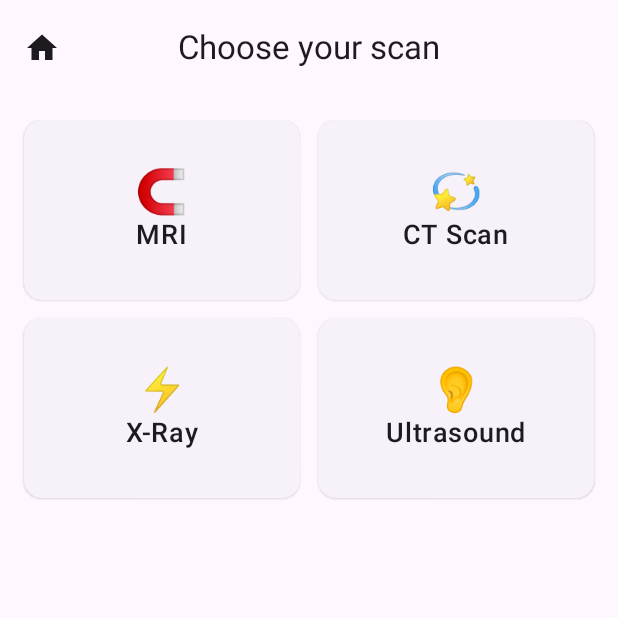
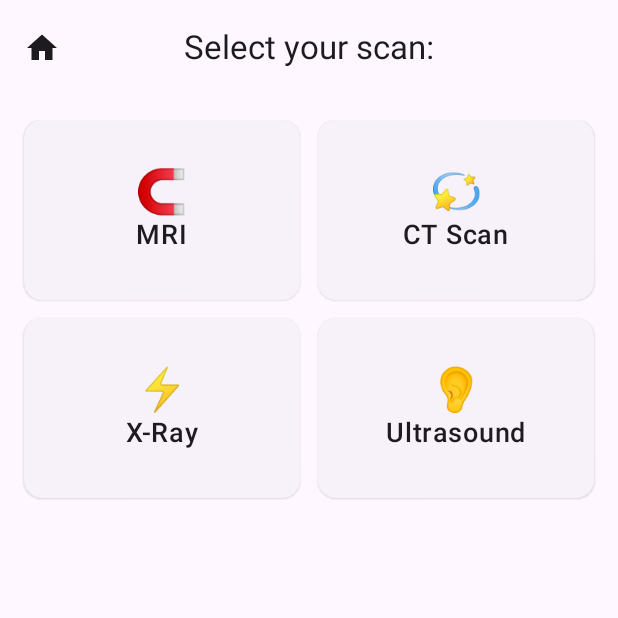
Before and after one commit to ChesapeakeCoder/ScanBuddyApp, an Android app built with Jetpack Compose: the screen it shows after launch (MainActivity), after a tap on "Let’s Begin!", on a phone screen of 412 x 824 dp, the top half of it. Run offline under Robolectric (Android 15) with nearby library versions, the phone set to English and light mode, and no system bars; libraries missing offline, so code that uses them is left out: coil.decode; 1 statement that could not run was skipped.

Commit message:
Added logo with transparent background, fixed some bugs

```diff
--- a/app/build.gradle.kts
+++ b/app/build.gradle.kts
@@ -45,6 +45,8 @@ dependencies {
     val composeBom=platform("androidx.compose:compose-bom:2024.10.01")
     implementation(composeBom)
     androidTestImplementation(composeBom)
+    implementation("io.coil-kt:coil-compose:2.6.0")
+    implementation("io.coil-kt:coil-gif:2.6.0")
     implementation(platform("androidx.compose:compose-bom:2024.10.01"))
     implementation("androidx.compose.material3:material3")
     implementation("androidx.compose.material:material-icons-extended")
--- a/app/src/main/java/com/example/scanbuddy/MainActivity.kt
+++ b/app/src/main/java/com/example/scanbuddy/MainActivity.kt
@@ -1,23 +1,17 @@
 // ScanBuddy: Helping Kids Prepare for Medical Imaging
 package com.example.scanbuddy
-import androidx.compose.material.icons.Icons
-import androidx.compose.material.icons.filled.Home
-import androidx.compose.material3.Icon
-import androidx.compose.material3.IconButton
-import androidx.navigation.compose.currentBackStackEntryAsState
-import androidx.compose.material3.CenterAlignedTopAppBar
-import androidx.compose.material3.Scaffold
-import androidx.compose.runtime.getValue
-import androidx.compose.material3.ExperimentalMaterial3Api
+
+import android.os.Build
+import android.os.Bundle
 import android.content.Context
 import android.hardware.Sensor
 import android.hardware.SensorEvent
 import android.hardware.SensorEventListener
 import android.hardware.SensorManager
 import android.media.MediaPlayer
-import android.os.Bundle
 import androidx.activity.ComponentActivity
 import androidx.activity.compose.setContent
+import androidx.annotation.DrawableRes
 import androidx.compose.animation.core.LinearEasing
 import androidx.compose.animation.core.animateFloatAsState
 import androidx.compose.animation.core.tween
@@ -27,27 +21,30 @@ import androidx.compose.foundation.layout.*
 import androidx.compose.foundation.lazy.grid.GridCells
 import androidx.compose.foundation.lazy.grid.LazyVerticalGrid
 import androidx.compose.foundation.lazy.grid.items
+import androidx.compose.material.icons.Icons
+import androidx.compose.material.icons.filled.Home
 import androidx.compose.material3.*
 import androidx.compose.runtime.*
 import androidx.compose.ui.Alignment
 import androidx.compose.ui.Modifier
+import androidx.compose.ui.graphics.Color
+import androidx.compose.ui.platform.LocalConfiguration
 import androidx.compose.ui.platform.LocalContext
 import androidx.compose.ui.res.painterResource
 import androidx.compose.ui.text.font.FontWeight
 import androidx.compose.ui.text.style.TextAlign
 import androidx.compose.ui.unit.dp
 import androidx.compose.ui.unit.sp
-import androidx.navigation.compose.NavHost
-import androidx.navigation.compose.composable
-import androidx.navigation.compose.rememberNavController
+import androidx.navigation.compose.*
+import coil.ImageLoader
+import coil.compose.AsyncImage
+import coil.decode.GifDecoder
+import coil.decode.ImageDecoderDecoder
+import coil.request.ImageRequest
+import kotlinx.coroutines.delay
 import kotlin.math.abs
 import kotlin.math.sqrt
-import kotlinx.coroutines.delay
-import androidx.annotation.DrawableRes
 
-// -----------------------------
-// Data
-// -----------------------------
 enum class ScanType(
     val title: String,
     val emoji: String,
@@ -62,40 +59,67 @@ enum class ScanType(
 
 val scanSlides: Map<ScanType, List<String>> = mapOf(
     ScanType.MRI to listOf(
-        "You’ll lie very still like a statue while pictures are taken.",
-        "The machine makes loud noises like BEEP and WHOOSH. That’s normal!",
-        "It doesn’t hurt. Your job is to stay still."
+        "An MRI uses a big magnet to take pictures inside your body. It makes loud sounds like BEEP or WHOOSH! You can tap the Play/Stop Sounds button to hear what it’s like.",
+        "You’ll lie very still on a bed while it moves into the tunnel. The machine takes pictures without touching you. Staying still helps the pictures turn out clear, just like in the Stay Still Challenge!",
+        "You’ve got this! The sounds might seem funny or loud, but they can’t hurt you. Close your eyes, think of something happy, and remember, your ScanBuddy is proud of you!"
     ),
     ScanType.CT to listOf(
-        "You’ll ride through a big donut-shaped machine.",
-        "It’s quick! You might hear soft whirring sounds.",
-        "Just like a photo, stay still."
+        "A CT scanner looks like a big donut! It takes pictures of the inside of your body using soft whirring sounds. Tap the Play/Stop Sounds button to hear what the machine might sound like.",
+        "You’ll lie on a small bed that slides through the donut. It’s super quick! The best way to help is to stay still, just like in the Stay Still Challenge.",
+        "Nice work! You’ll be in and out before you know it. Keep calm, stay still, and you’ll be helping your care team do their best work!"
     ),
     ScanType.XRAY to listOf(
-        "This is typically fast, just a quick picture of your bones.",
-        "You might be asked to stand up or lie down for the picture.",
-        "Hold still for as long as asked. Click!"
+        "An X-ray takes quick pictures of your bones using a special camera. It’s fast and pretty quiet, no loud noises! You can press the Play/Stop Sounds button to hear a soft camera click.",
+        "You might be asked to stand up, sit, or lie down while the picture is taken. Try not to wiggle, just like in the Stay Still Challenge. It only takes a moment!",
+        "X-rays are quick and safe. You are doing a great job being brave!"
     ),
     ScanType.ULTRASOUND to listOf(
-        "Gel on your skin helps the camera slide.",
-        "You might be able to see wavy pictures on screen!",
-        "It’s quiet and gentle. Just relax."
+        "An ultrasound uses sound waves to make pictures of the inside of your body. It’s quiet and gentle. You can press the Play/Stop Sounds button to hear a soft humming sound like the machine makes.",
+        "A slippery gel goes on your skin so the camera can glide around. You might see wavy shapes on the screen! Stay still, just like in the Stay Still Challenge, to help make clear pictures.",
+        "Ultrasounds don’t hurt, and the gel gets cleaned up quickly. You’ll do amazing, just relax and know ScanBuddy is cheering you on!"
     )
 )
 
-// -----------------------------
-// Activity
-// -----------------------------
 class MainActivity : ComponentActivity() {
     override fun onCreate(savedInstanceState: Bundle?) {
         super.onCreate(savedInstanceState)
         setContent { ScanBuddyApp() }
     }
 }
+@Composable
+fun WelcomeLogo(modifier: Modifier = Modifier) {
+    val context = LocalContext.current
+    val imageLoader = remember {
+        ImageLoader.Builder(context)
+            .components {
+                if (Build.VERSION.SDK_INT >= 28) {
+                    add(ImageDecoderDecoder.Factory())
+                } else {
+                    add(GifDecoder.Factory())
+                }
+            }
+            .build()
+    }
 
-// -----------------------------
-// App + Navigation
-// -----------------------------
+    val configuration = LocalConfiguration.current
+    val screenWidthDp = configuration.screenWidthDp
+    val logoWidth = (screenWidthDp * 0.75f).dp
+    val maxHeight = 340.dp
+
+    AsyncImage(
+        model = ImageRequest.Builder(context)
+            .data(R.drawable.scanbuddy_logo)
+            .allowHardware(false) // required for animated images
+            .build(),
+        imageLoader = imageLoader,
+        contentDescription = "Animated ScanBuddy Logo",
+        modifier = Modifier
+            .width(logoWidth)
+            .heightIn(max = maxHeight)
+            .then(modifier)
+    )
+}
+
 @OptIn(ExperimentalMaterial3Api::class)
 @Composable
 fun ScanBuddyApp() {
@@ -104,8 +128,8 @@ fun ScanBuddyApp() {
     val route = backStack?.destination?.route ?: "welcome"
 
     val title = when {
-        route == "welcome" -> "ScanBuddy"
-        route == "choose" -> "Choose your scan"
+        route == "welcome" -> "ScanBuddy" // not shown on welcome
+        route == "choose" -> "Select your scan:"
         route.startsWith("story/") -> "Scan Guide"
         route.startsWith("practice/") -> "Stay Still Challenge"
         route == "congrats" -> "Great job!"
@@ -114,11 +138,12 @@ fun ScanBuddyApp() {
 
     MaterialTheme(colorScheme = lightColorScheme()) {
         Scaffold(
+            // ❌ Hide the top app bar on the welcome screen
             topBar = {
-                CenterAlignedTopAppBar(
-                    title = { Text(title) },
-                    navigationIcon = {
-                        if (route != "welcome") {
+                if (route != "welcome") {
+                    CenterAlignedTopAppBar(
+                        title = { Text(title) },
+                        navigationIcon = {
                             IconButton(
                                 onClick = {
                                     nav.navigate("welcome") {
@@ -133,22 +158,18 @@ fun ScanBuddyApp() {
                                 )
                             }
                         }
-                    }
-                )
+                    )
+                }
             }
         ) { innerPadding ->
             Surface(Modifier.fillMaxSize().padding(innerPadding)) {
                 NavHost(navController = nav, startDestination = "welcome") {
-                    composable("welcome") {
-                        WelcomeScreen(onStart = { nav.navigate("choose") })
+                    composable("welcome") { WelcomeScreen(onStart = { nav.navigate("choose") }) }
+                    composable("choose") {
+                        ChooseScanScreen(onSelect = { type -> nav.navigate("story/${type.name}") })
                     }
-                    composable("choose") {
-                        ChooseScanScreen(onSelect = { type ->
-                            nav.navigate("story/${type.name}")
-                        })
-                    }
-                    composable("story/{type}") { backStack ->
-                        val typeArg = backStack.arguments?.getString("type") ?: "MRI"
+                    composable("story/{type}") { backStackEntry ->
+                        val typeArg = backStackEntry.arguments?.getString("type") ?: "MRI"
                         val type = runCatching { ScanType.valueOf(typeArg) }.getOrDefault(ScanType.MRI)
                         StoryScreen(
                             type = type,
@@ -156,55 +177,69 @@ fun ScanBuddyApp() {
                             onDone = { nav.navigate("congrats") }
                         )
                     }
-                    composable("practice/{type}") { backStack ->
-                        val typeArg = backStack.arguments?.getString("type") ?: "MRI"
+                    composable("practice/{type}") { backStackEntry ->
+                        val typeArg = backStackEntry.arguments?.getString("type") ?: "MRI"
                         val type = runCatching { ScanType.valueOf(typeArg) }.getOrDefault(ScanType.MRI)
                         StillnessPracticeScreen(
                             title = "Stay Still Challenge",
                             secondsGoal = 15,
                             hint = when (type) {
                                 ScanType.MRI -> "Be still like a statue in the tunnel!"
-                                ScanType.CT -> "Ride the donut like a statue!"
+                                ScanType.CT -> "Be still like a statue in the donut!"
                                 ScanType.XRAY -> "Freeze for a quick photo!"
                                 ScanType.ULTRASOUND -> "Relax and watch the wavy movie!"
                             },
                             onFinished = { nav.navigate("congrats") }
                         )
                     }
-                    composable("congrats") {
-                        CongratsScreen(onRestart = { nav.navigate("choose") })
-                    }
+                    composable("congrats") { CongratsScreen(onRestart = { nav.navigate("choose") }) }
                 }
             }
         }
     }
 }
 
-// -----------------------------
-// Screens
-// -----------------------------
 @Composable
 fun WelcomeScreen(onStart: () -> Unit) {
     Column(
         modifier = Modifier
             .fillMaxSize()
-            .padding(24.dp),
-        verticalArrangement = Arrangement.Center,
+            .padding(horizontal = 24.dp, vertical = 12.dp),
+        verticalArrangement = Arrangement.Top,
         horizontalAlignment = Alignment.CenterHorizontally
     ) {
-        // Optional mascot on welcome
-        Image(
-            painter = painterResource(R.drawable.scanbuddybear),
-            contentDescription = "ScanBuddy bear mascot",
+        Spacer(Modifier.height(8.dp))
+        WelcomeLogo(
             modifier = Modifier
-                .size(160.dp)
+                .fillMaxWidth()
+                .padding(top = 8.dp, bottom = 8.dp)
         )
-        Spacer(Modifier.height(12.dp))
-        Text("Hi! I’m ScanBuddy 👋", fontSize = 28.sp, fontWeight = FontWeight.Bold, textAlign = TextAlign.Center)
+
         Spacer(Modifier.height(8.dp))
-        Text("I’ll help you get ready for your scan.", fontSize = 18.sp, textAlign = TextAlign.Center)
-        Spacer(Modifier.height(24.dp))
+        Text(
+            "Hi, I’m Your ScanBuddy!",
+            fontSize = 28.sp,
+            fontWeight = FontWeight.Bold,
+            textAlign = TextAlign.Center
+        )
+        Spacer(Modifier.height(8.dp))
+        Text(
+            "I’ll help you get ready for your scan.",
+            fontSize = 18.sp,
+            textAlign = TextAlign.Center
+        )
+        Spacer(Modifier.height(20.dp))
         Button(onClick = onStart) { Text("Let’s Begin!") }
+
+        Spacer(Modifier.height(28.dp))
+        Text(
+            "ScanBuddy is designed to help children and families learn what to expect during medical imaging.\n" +
+                    "It’s for educational and comfort purposes only and does not replace medical advice, diagnosis, or care from your healthcare provider.",
+            fontSize = 12.sp,
+            color = Color.Gray,
+            textAlign = TextAlign.Center,
+            modifier = Modifier.padding(horizontal = 12.dp)
+        )
     }
 }
 
@@ -215,7 +250,6 @@ fun ChooseScanScreen(onSelect: (ScanType) -> Unit) {
             .fillMaxSize()
             .padding(bottom = 16.dp)
     ) {
-        // Main content (scan options)
         Column(
             Modifier
                 .fillMaxSize()
@@ -247,10 +281,9 @@ fun ChooseScanScreen(onSelect: (ScanType) -> Unit) {
             }
         }
 
-        // 🧸 Bear peeking at the bottom
         Image(
             painter = painterResource(id = R.drawable.scanbuddybear),
-            contentDescription = "ScanBuddy peeking bear",
+            contentDescription = "ScanBuddy bear",
             modifier = Modifier
                 .align(Alignment.BottomCenter)
                 .fillMaxWidth(0.5f)
@@ -282,7 +315,10 @@ fun StoryScreen(type: ScanType, onPractice: () -> Unit, onDone: () -> Unit) {
         }
     }
 
-    Column(Modifier.fillMaxSize().padding(20.dp), horizontalAlignment = Alignment.CenterHorizontally) {
+    Column(
+        Modifier.fillMaxSize().padding(20.dp),
+        horizontalAlignment = Alignment.CenterHorizontally
+    ) {
         Text("${type.title} Guide", fontSize = 22.sp, fontWeight = FontWeight.Bold)
         Spacer(Modifier.height(8.dp))
 
@@ -311,9 +347,17 @@ fun StoryScreen(type: ScanType, onPractice: () -> Unit, onDone: () -> Unit) {
         }
 
         Spacer(Modifier.height(12.dp))
-        Row(horizontalArrangement = Arrangement.SpaceBetween, modifier = Modifier.fillMaxWidth()) {
-            OutlinedButton(onClick = { if (currentSlide > 0) currentSlide-- }, enabled = currentSlide > 0) { Text("Back") }
+        Row(
+            horizontalArrangement = Arrangement.SpaceBetween,
+            modifier = Modifier.fillMaxWidth()
+        ) {
+            OutlinedButton(
+                onClick = { if (currentSlide > 0) currentSlide-- },
+                enabled = currentSlide > 0
+            ) { Text("Back") }
+
             FilledTonalButton(onClick = { toggleSound() }) { Text("Play/Stop Sounds") }
+
             Button(onClick = { if (currentSlide < slides.lastIndex) currentSlide++ else onDone() }) {
                 Text(if (currentSlide < slides.lastIndex) "Next" else "Finish")
             }
@@ -361,7 +405,8 @@ fun StillnessPracticeScreen(title: String, secondsGoal: Int, hint: String, onFin
 
     val progress by animateFloatAsState(
         targetValue = (stillSeconds / secondsGoal).coerceIn(0f, 1f),
-        animationSpec = tween(400, easing = LinearEasing), label = "progress"
+        animationSpec = tween(400, easing = LinearEasing),
+        label = "progress"
     )
 
     Column(
@@ -388,7 +433,7 @@ fun CongratsScreen(onRestart: () -> Unit) {
         verticalArrangement = Arrangement.Center,
         horizontalAlignment = Alignment.CenterHorizontally
     ) {
-        Text("You did it! 🎉", fontSize = 28.sp, fontWeight = FontWeight.Bold)
+        Text("You did it, Buddy!", fontSize = 28.sp, fontWeight = FontWeight.Bold)
         Spacer(Modifier.height(8.dp))
         Text("You’re ready for your scan.", fontSize = 18.sp, textAlign = TextAlign.Center)
         Spacer(Modifier.height(20.dp))
```
Also changed, not shown: app/src/main/res/drawable/scanbuddy_logo.gif (added), 1 other file.
